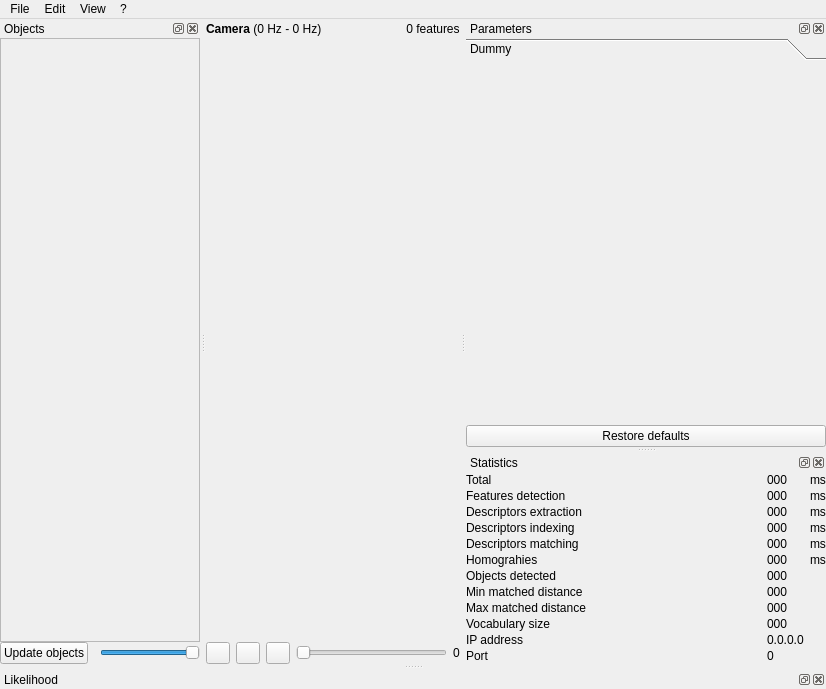
This is src/ui/mainWindow.ui in introlab/find-object as Qt 5 draws it before an edit. The edited form follows.
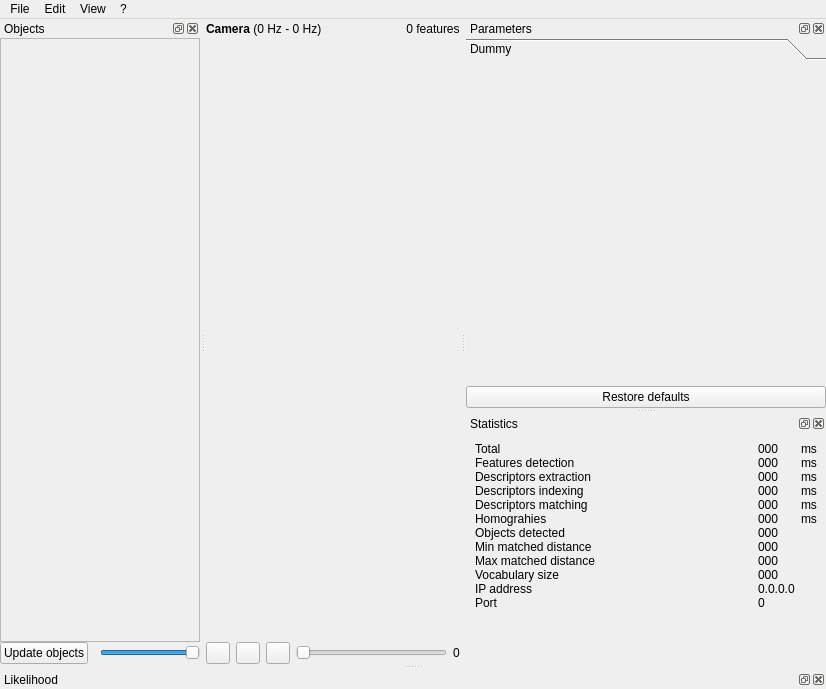
This is the edited form. Icons and pictures are not drawn. Custom widgets are drawn as their Qt base class.

Commit message: Added layout spacer in Statistics panel

```diff
--- a/src/ui/mainWindow.ui
+++ b/src/ui/mainWindow.ui
@@ -441,13 +441,7 @@
     <number>2</number>
    </attribute>
    <widget class="QWidget" name="dockWidgetContents_4">
-    <layout class="QVBoxLayout" name="verticalLayout_3">
-     <property name="spacing">
-      <number>0</number>
-     </property>
-     <property name="margin">
-      <number>0</number>
-     </property>
+    <layout class="QVBoxLayout" name="verticalLayout_2">
      <item>
       <layout class="QGridLayout" name="gridLayout" columnstretch="1,0,0">
        <property name="horizontalSpacing">
@@ -668,6 +662,19 @@
        </item>
       </layout>
      </item>
+     <item>
+      <spacer name="verticalSpacer_2">
+       <property name="orientation">
+        <enum>Qt::Vertical</enum>
+       </property>
+       <property name="sizeHint" stdset="0">
+        <size>
+         <width>20</width>
+         <height>40</height>
+        </size>
+       </property>
+      </spacer>
+     </item>
     </layout>
    </widget>
   </widget>
```
